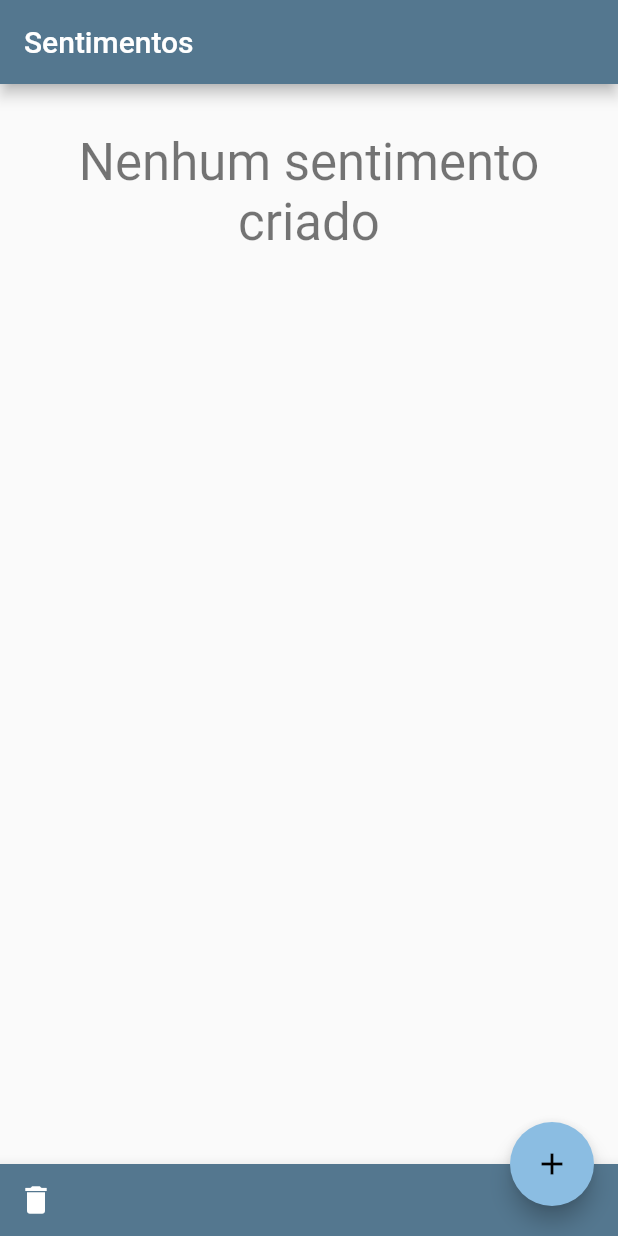
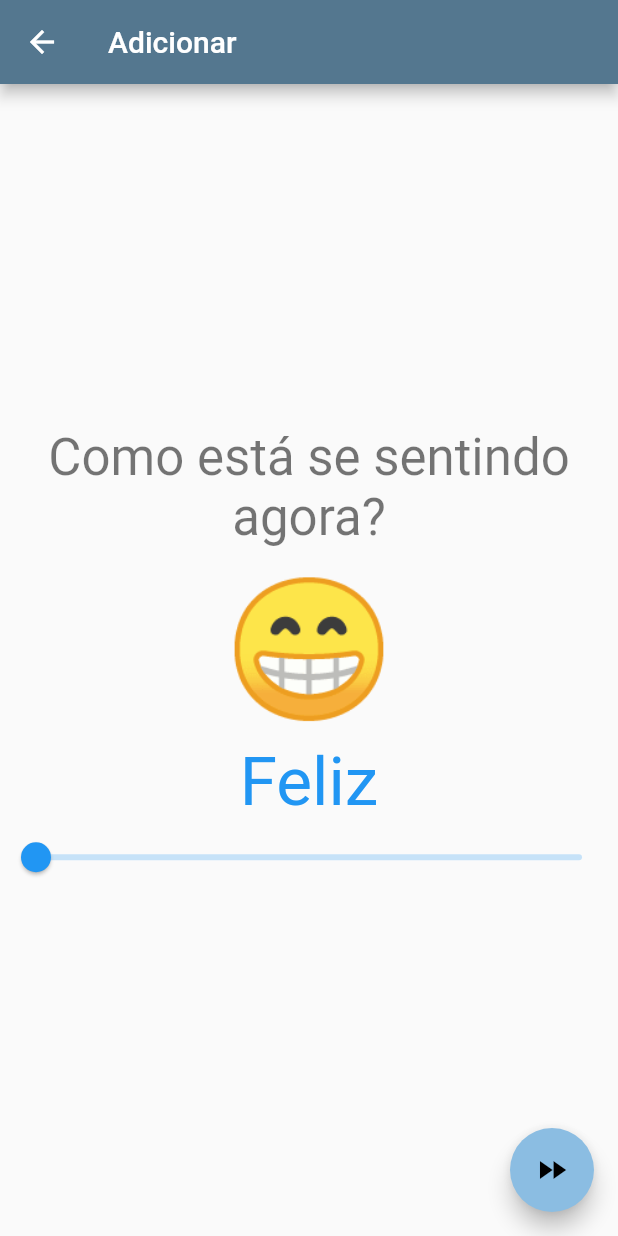
Before and after one commit to fononemacher/sentimentos, a Flutter app: the screen it shows after launch, after a tap on the "add" icon, on a phone screen of 412 x 824 dp. Run offline on Flutter 3.47's test engine with Material 2 defaults, Android fonts, the phone set to English and light mode, and no system bars.

Commit message:
quase pronto

```diff
--- /dev/null
+++ b/lib/adicionar/adicionar_sentimento.dart
@@ -0,0 +1,83 @@
+import 'package:flutter/material.dart';
+import 'package:sentimentos/adicionar/pages/tipo_sentimentos_page.dart';
+import 'package:sentimentos/model/sentimento.dart';
+import 'package:sentimentos/model/tipo_sentimento.dart';
+
+class AdicionarSentimento extends StatefulWidget {
+  final Function salvar;
+
+  AdicionarSentimento({this.salvar});
+
+  @override
+  _AdicionarSentimentoState createState() => _AdicionarSentimentoState();
+}
+
+class _AdicionarSentimentoState extends State<AdicionarSentimento> {
+  PageController _controller;
+  bool _firstPage;
+
+  @override
+  void initState() {
+    super.initState();
+    _firstPage = true;
+    _controller = PageController(initialPage: 0, keepPage: true);
+    _controller.addListener(_onChangedPage);
+  }
+
+  @override
+  void dispose() {
+    _controller.removeListener(_onChangedPage);
+    super.dispose();
+  }
+
+  void _onChangedPage() {
+    setState(() {
+      _firstPage = _controller.page == 0.0;
+    });
+  }
+
+  Widget build(BuildContext context) {
+    return WillPopScope(
+      onWillPop: () async {
+        if (_firstPage) {
+          return true;
+        } else {
+          _controller.previousPage(
+              duration: Duration(milliseconds: 280), curve: Curves.easeInOut);
+          return false;
+        }
+      },
+      child: Scaffold(
+        appBar: AppBar(
+          title: Text("Adicionar"),
+        ),
+        body: PageView(
+          controller: _controller,
+          physics: NeverScrollableScrollPhysics(),
+          children: <Widget>[
+            TipoSentimentoPage(),
+            TipoSentimentoPage(),
+          ],
+        ),
+        floatingActionButton: FloatingActionButton(
+          onPressed: _next,
+          child: _firstPage ? Icon(Icons.fast_forward) : Icon(Icons.check),
+        ),
+      ),
+    );
+  }
+
+  void _next() {
+    if (_firstPage) {
+      _controller.nextPage(
+          duration: Duration(milliseconds: 280), curve: Curves.easeInOut);
+    } else {
+      Sentimento sentimento = Sentimento(
+        tipoSentimento: TipoSentimento.FELIZ,
+        pensamentos: "Teste",
+      );
+      widget.salvar(sentimento);
+      Navigator.of(context).pop();
+    }
+  }
+}
--- /dev/null
+++ b/lib/adicionar/pages/tipo_sentimentos_page.dart
@@ -0,0 +1,67 @@
+import 'package:flutter/material.dart';
+import 'package:sentimentos/model/sentimento.dart';
+import 'package:sentimentos/model/tipo_sentimento.dart';
+
+class TipoSentimentoPage extends StatefulWidget {
+  @override
+  _TipoSentimentoPageState createState() => _TipoSentimentoPageState();
+}
+
+class _TipoSentimentoPageState extends State<TipoSentimentoPage> {
+  Sentimento _sentimento;
+  double _slider;
+
+  @override
+  void initState() {
+    super.initState();
+    _slider = 0;
+    _sentimento = Sentimento(tipoSentimento: TipoSentimento.FELIZ);
+  }
+
+  void _onChangedSlider(double value) {
+    setState(() {
+      _slider = value;
+      _sentimento.tipoSentimento = TipoSentimento.values[value.round()];
+    });
+  }
+
+  _getColor() {
+    return Color.lerp(Colors.blue, Colors.red, _slider / 4);
+  }
+
+  Widget build(BuildContext context) {
+    return Material(
+      child: Column(
+        mainAxisAlignment: MainAxisAlignment.center,
+        children: <Widget>[
+          Text(
+            "Como está se sentindo agora?",
+            style: Theme.of(context).textTheme.display1,
+            textAlign: TextAlign.center,
+          ),
+          Padding(
+            padding: const EdgeInsets.only(top: 16, bottom: 8),
+            child: Text(
+              _sentimento.emoji,
+              style: TextStyle(fontSize: 90),
+            ),
+          ),
+          Text(
+            _sentimento.nomeSentimento,
+            style: Theme.of(context)
+                .textTheme
+                .display2
+                .copyWith(color: _getColor()),
+          ),
+          Slider(
+            min: 0,
+            max: 4,
+            value: _slider,
+            onChanged: _onChangedSlider,
+            activeColor: _getColor(),
+          )
+        ],
+      ),
+    );
+  }
+}
--- a/lib/views/sentimentosview.dart
+++ b/lib/views/sentimentosview.dart
@@ -1,4 +1,5 @@
 import 'package:flutter/material.dart';
+import 'package:sentimentos/adicionar/adicionar_sentimento.dart';
 import 'package:sentimentos/model/sentimento.dart';
 import 'package:sentimentos/model/tipo_sentimento.dart';
 import 'package:sentimentos/widgets/sentimento_tile.dart';
@@ -9,7 +10,7 @@ class SentimentosView extends StatefulWidget {
 }
 
 class _SentimentosViewState extends State<SentimentosView> {
-  final List<Sentimento> _sentimentos = [
+  List<Sentimento> _sentimentos = [
 //    Sentimento(
 //        tipoSentimento: TipoSentimento.FELIZ,
 //        pensamentos: "Estou feliz porque..."),
@@ -76,8 +77,22 @@ class _SentimentosViewState extends State<SentimentosView> {
       ),
     );
   }
+
+  _salvar(Sentimento sentimento) {
+    setState(() {
+      _sentimentos.add(sentimento);
+    });
+  }
+
+  _addSentimento() {
+    Navigator.of(context).push(MaterialPageRoute(
+      builder: (BuildContext context) => AdicionarSentimento(salvar: _salvar),
+    ));
+  }
+
+  _removeSentimento() {
+    setState(() {
+      _sentimentos=[];
+    });
+  }
 }
-
-_addSentimento() {}
-
-_removeSentimento() {}
```
Also changed, not shown: lib/adicionar/pages/pensamentos_page.dart (added, +15 -0 lines).
